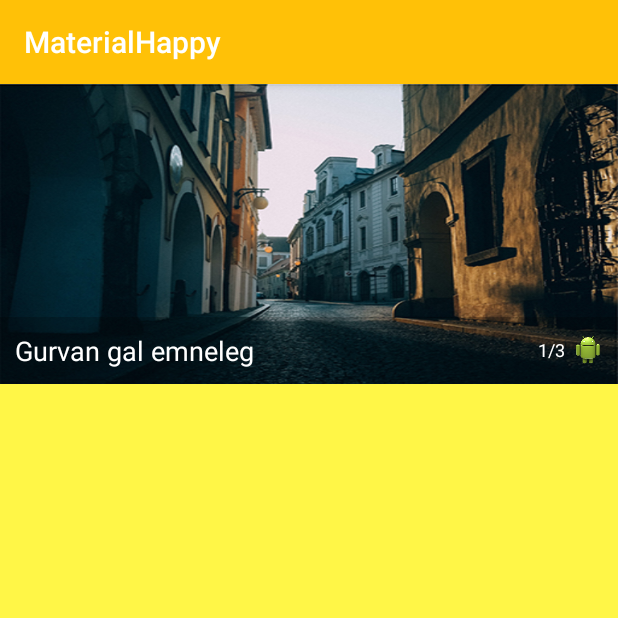
After one commit to bayarkhuu0512/MaterialHappy, an Android app: the ContactDetailActivity screen opened directly, with no data from a screen before it, on a phone screen of 412 x 824 dp, the top half of it. The commit adds this screen. Run offline under Robolectric (Android 15) with nearby library versions, the phone set to English and light mode, and no system bars.

Commit message:
Contact detail view added.

```diff
--- a/app/src/main/AndroidManifest.xml
+++ b/app/src/main/AndroidManifest.xml
@@ -22,6 +22,8 @@
         </activity>
         <activity android:name=".materialhappy.happybaby.com.materialhappy.contact.ContactListActivity">
         </activity>
+        <activity android:name=".materialhappy.happybaby.com.materialhappy.contact.ContactDetailActivity">
+        </activity>
         <activity
             android:name=".MainActivity"
             android:label="@string/app_name"
--- /dev/null
+++ b/app/src/main/java/materialhappy/happybaby/com/materialhappy/materialhappy/happybaby/com/materialhappy/contact/ContactDetailActivity.java
@@ -0,0 +1,17 @@
+package materialhappy.happybaby.com.materialhappy.materialhappy.happybaby.com.materialhappy.contact;
+
+import android.app.Activity;
+import android.os.Bundle;
+
+import materialhappy.happybaby.com.materialhappy.R;
+
+/**
+ * Created by Aagii on 3/2/2015.
+ */
+public class ContactDetailActivity extends Activity {
+    @Override
+    protected void onCreate(Bundle savedInstanceState) {
+        super.onCreate(savedInstanceState);
+        setContentView(R.layout.contact_detail);
+    }
+}
--- /dev/null
+++ b/app/src/main/res/layout/contact_detail.xml
@@ -0,0 +1,54 @@
+<?xml version="1.0" encoding="utf-8"?>
+<LinearLayout xmlns:android="http://schemas.android.com/apk/res/android"
+    android:layout_width="match_parent"
+    android:layout_height="match_parent"
+    android:orientation="vertical">
+
+    <LinearLayout
+        android:layout_width="match_parent"
+        android:layout_height="200dp"
+        android:background="@drawable/contact_bg1">
+
+        <RelativeLayout
+            android:layout_width="match_parent"
+            android:layout_height="wrap_content"
+            android:layout_gravity="bottom"
+            android:background="@color/cardview_shadow_start_color"
+            android:orientation="horizontal">
+
+            <TextView
+                android:layout_width="wrap_content"
+                android:layout_height="wrap_content"
+                android:padding="10dp"
+                android:text="Gurvan gal emneleg"
+                android:textColor="@android:color/white"
+                android:textSize="18sp" />
+
+            <LinearLayout
+                android:layout_width="wrap_content"
+                android:layout_height="wrap_content"
+                android:orientation="horizontal"
+                android:gravity="center_vertical"
+                android:layout_alignParentRight="true"
+                android:layout_centerVertical="true"
+                android:padding="10dp"
+                >
+                <TextView
+                    android:layout_width="wrap_content"
+                    android:layout_height="wrap_content"
+                    android:textColor="@android:color/white"
+                    android:textSize="12sp"
+                    android:text="1/3"
+                    android:paddingRight="5dp"
+                    />
+                <ImageView
+                    android:layout_width="20dp"
+                    android:layout_height="20dp"
+                    android:background="@drawable/ic_launcher"
+                    />
+                </LinearLayout>
+        </RelativeLayout>
+
+    </LinearLayout>
+
+</LinearLayout>
```
Also changed, not shown: app/src/main/res/layout-v21/contact_row.xml (+4 -76 lines), 1 other file.
